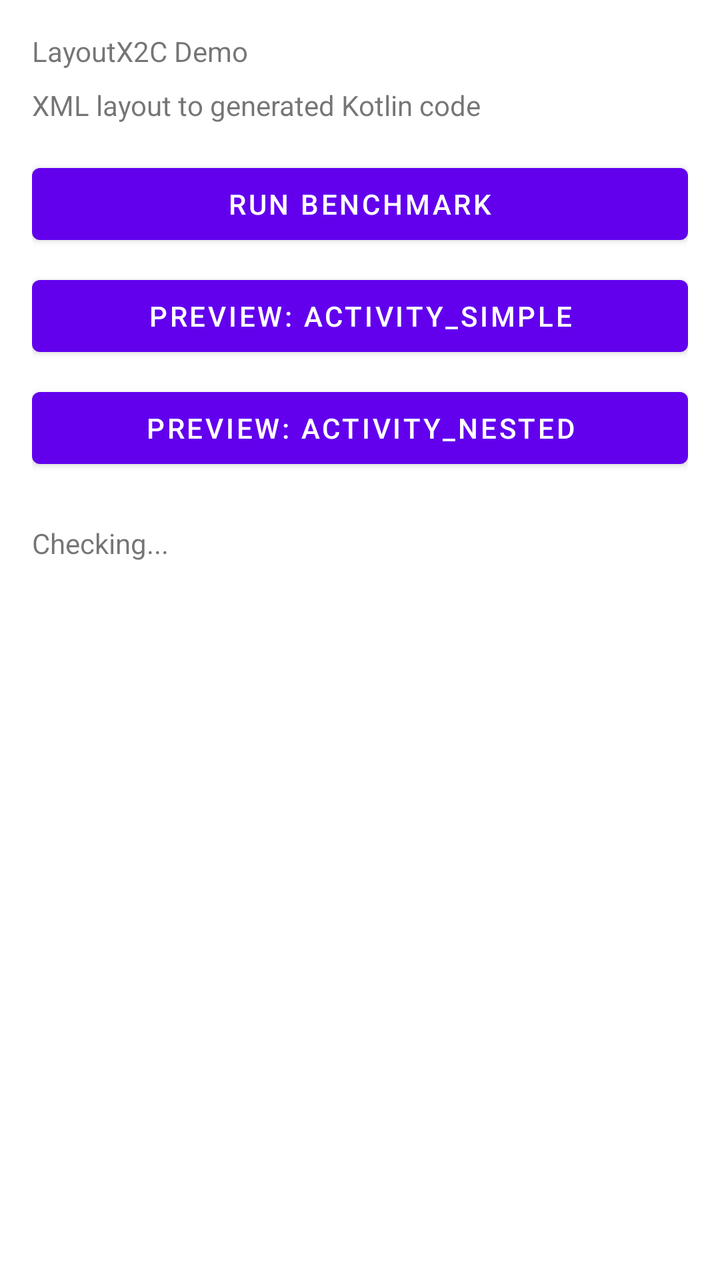
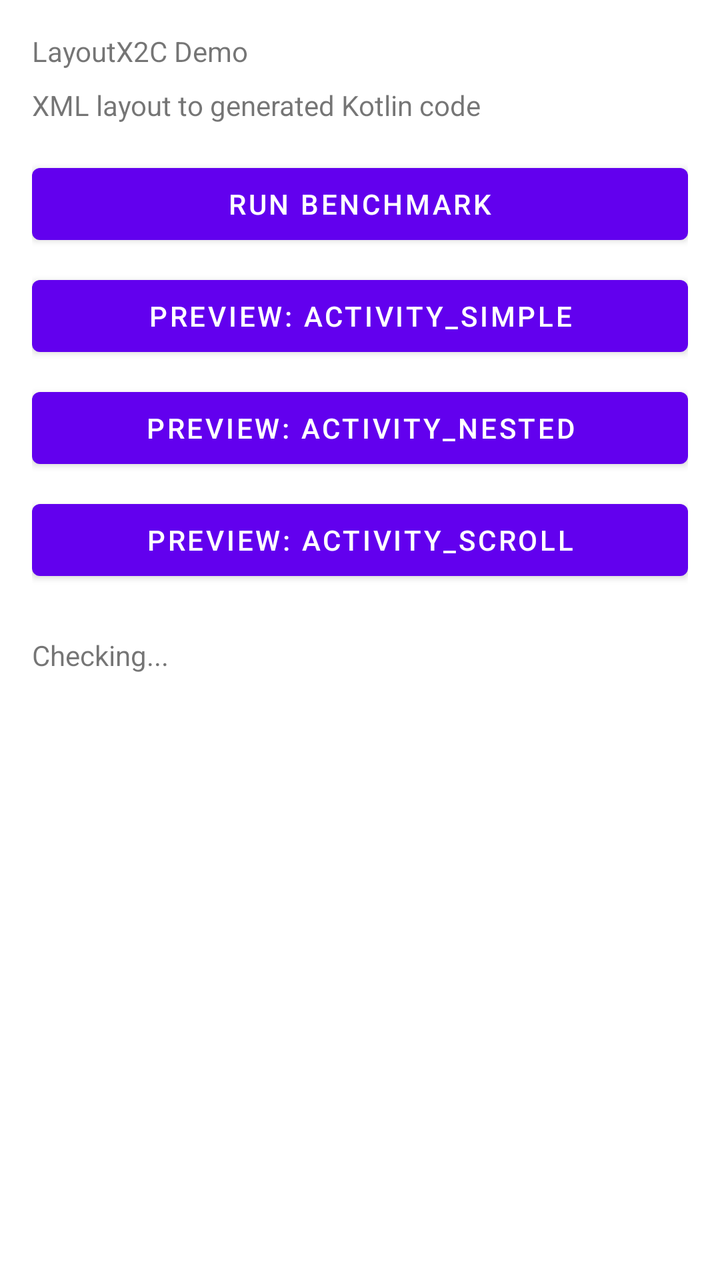

Screens rendered from an Android XML layout before and after an edit, with the pre-edit source and the edit as a unified diff.
<!-- AndroidManifest.xml: application theme Theme.MaterialComponents.Light.NoActionBar -->
<!-- res/layout/activity_main.xml -->
<?xml version="1.0" encoding="utf-8"?>
<LinearLayout xmlns:android="http://schemas.android.com/apk/res/android"
    android:layout_width="match_parent"
    android:layout_height="match_parent"
    android:orientation="vertical"
    android:padding="16dp">

    <TextView
        android:id="@+id/title"
        android:layout_width="match_parent"
        android:layout_height="wrap_content"
        android:text="@string/app_name"
        android:layout_marginBottom="8dp" />

    <TextView
        android:id="@+id/subtitle"
        android:layout_width="match_parent"
        android:layout_height="wrap_content"
        android:text="@string/demo_subtitle"
        android:layout_marginBottom="16dp" />

    <Button
        android:id="@+id/btn_benchmark"
        android:layout_width="match_parent"
        android:layout_height="wrap_content"
        android:text="@string/btn_benchmark" />

    <Button
        android:id="@+id/btn_simple_layout"
        android:layout_width="match_parent"
        android:layout_height="wrap_content"
        android:text="@string/btn_simple_layout"
        android:layout_marginTop="8dp" />

    <Button
        android:id="@+id/btn_nested_layout"
        android:layout_width="match_parent"
        android:layout_height="wrap_content"
        android:text="@string/btn_nested_layout"
        android:layout_marginTop="8dp" />

    <TextView
        android:id="@+id/result"
        android:layout_width="match_parent"
        android:layout_height="wrap_content"
        android:text="@string/status_loading"
        android:layout_marginTop="24dp" />

</LinearLayout>
<!-- resources referenced by this layout -->
<resources>
  <string name="app_name">LayoutX2C Demo</string>
  <string name="btn_benchmark">Run Benchmark</string>
  <string name="btn_nested_layout">Preview: activity_nested</string>
  <string name="btn_simple_layout">Preview: activity_simple</string>
  <string name="demo_subtitle">XML layout to generated Kotlin code</string>
  <string name="status_loading">Checking...</string>
</resources>

<!-- the commit's change to res/layout/activity_main.xml (unified diff, before → after) -->
@@ -39,6 +39,13 @@
         android:text="@string/btn_nested_layout"
         android:layout_marginTop="8dp" />
 
+    <Button
+        android:id="@+id/btn_scroll_layout"
+        android:layout_width="match_parent"
+        android:layout_height="wrap_content"
+        android:text="@string/btn_scroll_layout"
+        android:layout_marginTop="8dp" />
+
     <TextView
         android:id="@+id/result"
         android:layout_width="match_parent"
<!-- resource entries referenced after the edit -->
@@ -3,6 +3,7 @@
   <string name="app_name">LayoutX2C Demo</string>
   <string name="btn_benchmark">Run Benchmark</string>
   <string name="btn_nested_layout">Preview: activity_nested</string>
+  <string name="btn_scroll_layout">Preview: activity_scroll</string>
   <string name="btn_simple_layout">Preview: activity_simple</string>
   <string name="demo_subtitle">XML layout to generated Kotlin code</string>
   <string name="status_loading">Checking...</string>
